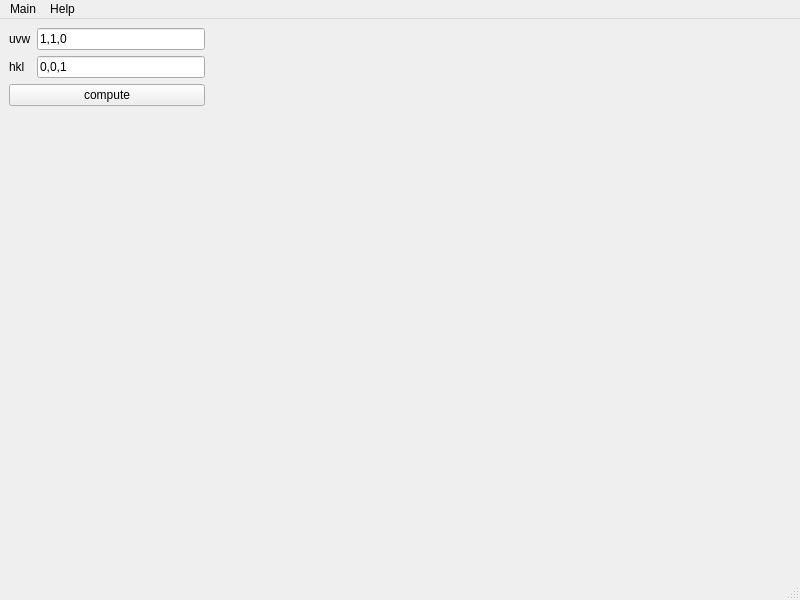
Qt form designer/mainwindow.ui (davmetz/silicon_app) before a commit.
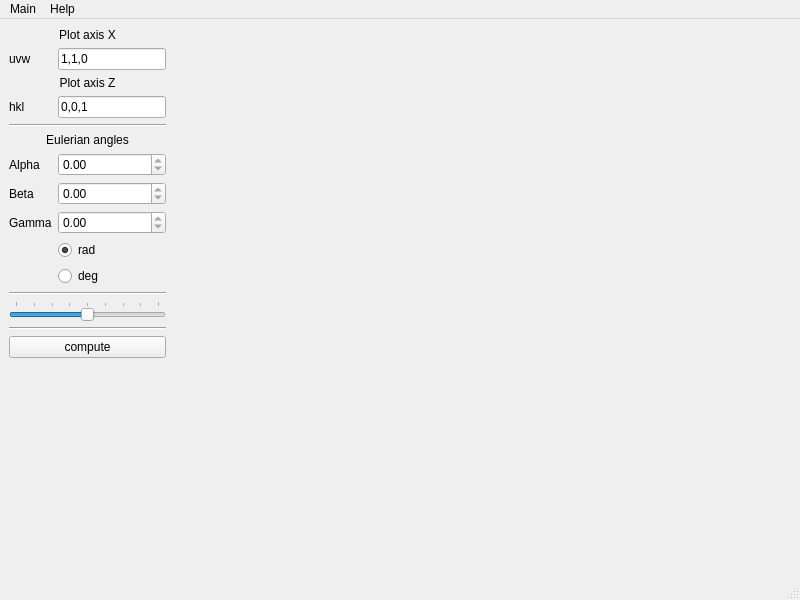
The same form after that commit.

Commit message: new app deisgn and allow to compute euler angles

What changed in the file:
```diff
--- a/designer/mainwindow.ui
+++ b/designer/mainwindow.ui
@@ -14,44 +14,222 @@
    <string>MainWindow</string>
   </property>
   <widget class="QWidget" name="centralwidget">
-   <layout class="QHBoxLayout" name="horizontalLayout" stretch="1,3">
+   <layout class="QHBoxLayout" name="horizontalLayout" stretch="0,3">
     <item>
      <layout class="QFormLayout" name="formLayout">
-      <item row="0" column="1">
-       <widget class="QLineEdit" name="uvw">
-        <property name="text">
-         <string>1,1,0</string>
-        </property>
-       </widget>
-      </item>
-      <item row="0" column="0">
+      <item row="1" column="0">
        <widget class="QLabel" name="label_uvw">
         <property name="text">
          <string>uvw</string>
         </property>
        </widget>
       </item>
-      <item row="1" column="0">
+      <item row="1" column="1">
+       <widget class="QLineEdit" name="uvw">
+        <property name="text">
+         <string>1,1,0</string>
+        </property>
+       </widget>
+      </item>
+      <item row="3" column="0">
        <widget class="QLabel" name="label_hkl">
         <property name="text">
          <string>hkl</string>
         </property>
        </widget>
       </item>
-      <item row="1" column="1">
+      <item row="3" column="1">
        <widget class="QLineEdit" name="hkl">
         <property name="text">
          <string>0,0,1</string>
         </property>
        </widget>
       </item>
-      <item row="2" column="0" colspan="2">
+      <item row="4" column="0" colspan="2">
+       <widget class="Line" name="line">
+        <property name="orientation">
+         <enum>Qt::Horizontal</enum>
+        </property>
+       </widget>
+      </item>
+      <item row="6" column="0">
+       <widget class="QLabel" name="label">
+        <property name="text">
+         <string>Alpha</string>
+        </property>
+        <property name="alignment">
+         <set>Qt::AlignCenter</set>
+        </property>
+       </widget>
+      </item>
+      <item row="6" column="1">
+       <widget class="QDoubleSpinBox" name="dSB_alpha">
+        <property name="enabled">
+         <bool>true</bool>
+        </property>
+        <property name="readOnly">
+         <bool>true</bool>
+        </property>
+       </widget>
+      </item>
+      <item row="7" column="0">
+       <widget class="QLabel" name="label_2">
+        <property name="text">
+         <string>Beta</string>
+        </property>
+       </widget>
+      </item>
+      <item row="8" column="0">
+       <widget class="QLabel" name="label_3">
+        <property name="text">
+         <string>Gamma</string>
+        </property>
+       </widget>
+      </item>
+      <item row="8" column="1">
+       <widget class="QDoubleSpinBox" name="dSB_gamma">
+        <property name="enabled">
+         <bool>true</bool>
+        </property>
+        <property name="readOnly">
+         <bool>true</bool>
+        </property>
+       </widget>
+      </item>
+      <item row="12" column="0" colspan="2">
+       <widget class="QSlider" name="horizontalSlider">
+        <property name="maximum">
+         <number>360</number>
+        </property>
+        <property name="singleStep">
+         <number>45</number>
+        </property>
+        <property name="pageStep">
+         <number>45</number>
+        </property>
+        <property name="value">
+         <number>180</number>
+        </property>
+        <property name="orientation">
+         <enum>Qt::Horizontal</enum>
+        </property>
+        <property name="tickPosition">
+         <enum>QSlider::TicksAbove</enum>
+        </property>
+        <property name="tickInterval">
+         <number>45</number>
+        </property>
+       </widget>
+      </item>
+      <item row="14" column="0" colspan="2">
        <widget class="QPushButton" name="pB_compute">
         <property name="text">
          <string>compute</string>
         </property>
        </widget>
       </item>
+      <item row="15" column="0" colspan="2">
+       <spacer name="verticalSpacer">
+        <property name="orientation">
+         <enum>Qt::Vertical</enum>
+        </property>
+        <property name="sizeHint" stdset="0">
+         <size>
+          <width>20</width>
+          <height>40</height>
+         </size>
+        </property>
+       </spacer>
+      </item>
+      <item row="11" column="0" colspan="2">
+       <widget class="Line" name="line_2">
+        <property name="sizePolicy">
+         <sizepolicy hsizetype="Minimum" vsizetype="Fixed">
+          <horstretch>0</horstretch>
+          <verstretch>0</verstretch>
+         </sizepolicy>
+        </property>
+        <property name="minimumSize">
+         <size>
+          <width>20</width>
+          <height>0</height>
+         </size>
+        </property>
+        <property name="orientation">
+         <enum>Qt::Horizontal</enum>
+        </property>
+       </widget>
+      </item>
+      <item row="13" column="0" colspan="2">
+       <widget class="Line" name="line_3">
+        <property name="minimumSize">
+         <size>
+          <width>10</width>
+          <height>0</height>
+         </size>
+        </property>
+        <property name="orientation">
+         <enum>Qt::Horizontal</enum>
+        </property>
+       </widget>
+      </item>
+      <item row="5" column="0" colspan="2">
+       <widget class="QLabel" name="label_4">
+        <property name="text">
+         <string>Eulerian angles</string>
+        </property>
+        <property name="alignment">
+         <set>Qt::AlignCenter</set>
+        </property>
+       </widget>
+      </item>
+      <item row="2" column="0" colspan="2">
+       <widget class="QLabel" name="label_5">
+        <property name="text">
+         <string>Plot axis Z</string>
+        </property>
+        <property name="alignment">
+         <set>Qt::AlignCenter</set>
+        </property>
+       </widget>
+      </item>
+      <item row="0" column="0" colspan="2">
+       <widget class="QLabel" name="label_6">
+        <property name="text">
+         <string>Plot axis X</string>
+        </property>
+        <property name="alignment">
+         <set>Qt::AlignCenter</set>
+        </property>
+       </widget>
+      </item>
+      <item row="7" column="1">
+       <widget class="QDoubleSpinBox" name="dSB_beta">
+        <property name="enabled">
+         <bool>true</bool>
+        </property>
+        <property name="readOnly">
+         <bool>true</bool>
+        </property>
+       </widget>
+      </item>
+      <item row="10" column="1">
+       <widget class="QRadioButton" name="rB_deg">
+        <property name="text">
+         <string>deg</string>
+        </property>
+       </widget>
+      </item>
+      <item row="9" column="1">
+       <widget class="QRadioButton" name="rB_rad">
+        <property name="text">
+         <string>rad</string>
+        </property>
+        <property name="checked">
+         <bool>true</bool>
+        </property>
+       </widget>
+      </item>
      </layout>
     </item>
     <item>
```
The commit also changes 3 other files.
